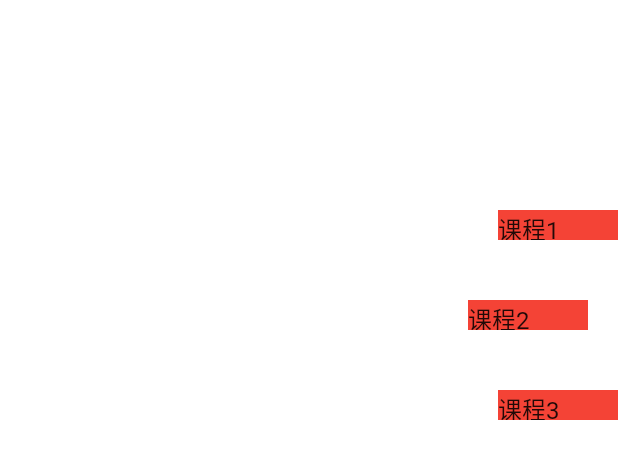
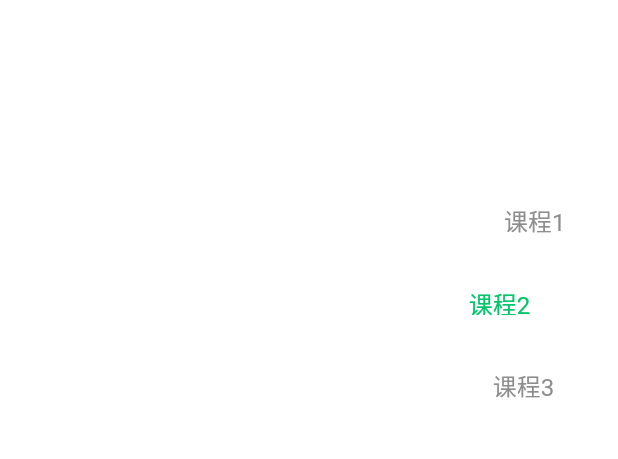
Before and after one commit to qq1057119720/flutter_fish_local, a Flutter app: the _Drag2 widget shown alone on an empty page, opened directly, on a phone screen of 412 x 824 dp. Shown: the top 459 px of the screen. Run offline on Flutter 3.47's test engine with Material 2 defaults, Android fonts, the phone set to English and light mode, and no system bars; our stand-ins replace shared_preferences, synchronized; missing offline and left inert: fish_redux; accounts and stored records are empty; statements that could not run were skipped.

Commit message:
2020年09月01日10:45:58

```diff
--- a/lib/pages/listview_page/view.dart
+++ b/lib/pages/listview_page/view.dart
@@ -123,6 +123,8 @@ return MediaQuery.of(ctx).size.height;
 }
 
 class _DragState2 extends State<_Drag2> with SingleTickerProviderStateMixin {
+  static double baseMargin=35;
+
   //Text 上下间距
   static double textMargin=0;
   //Text 高度
@@ -133,16 +135,18 @@ class _DragState2 extends State<_Drag2> with SingleTickerProviderStateMixin {
   static double radius=100;
 
   //text1 的坐标
-  double textTop1=radius-sqrt(radius*radius-textWidth*textWidth);
-  double textRight1=0;
+  double textTop1=baseMargin;
+  double textRight1=(sqrt(radius*radius-(radius-baseMargin)*(radius-baseMargin)))-80;
 
   //text2 的坐标
-  double textTop2=radius;
-  double textRight2=radius-textWidth;
+  double textTop2=baseMargin*2+20;
+  double textRight2=(sqrt(radius*radius-(radius-(baseMargin*2+20))*(radius-(baseMargin*2+20))))-80;
 
   //text3 的坐标
-  double textTop3=radius+sqrt(radius*radius-textWidth*textWidth);
-  double textRight3=0;
+  double textTop3=baseMargin*3+40;
+  double textRight3=(sqrt(radius*radius-(2*radius-(baseMargin*3+40))*
+      (2*radius-(baseMargin*3+40))))-80;
+
 
   double textTop4=radius*2;
   double textRight4=-textWidth;
@@ -162,12 +166,16 @@ class _DragState2 extends State<_Drag2> with SingleTickerProviderStateMixin {
     top=top-moveY;
     //如果此时top是0，则将Text移动到最低端
     if(top<=0){
-      top=radius*2;
+      top=radius*2+top+20;
     }
     return top;
   }
   double changeRight(double right,double top,double moveY){
     //需要判断是在上半区还是下半区
+
+    if(top>radius*2){
+      return -80;
+    }
 
     if(top<=radius){
       //上半区
@@ -187,7 +195,6 @@ class _DragState2 extends State<_Drag2> with SingleTickerProviderStateMixin {
       right=-80;
     }
 
-    println(right.toString()+"-------------");
     return right;
   }
 
@@ -211,9 +218,8 @@ class _DragState2 extends State<_Drag2> with SingleTickerProviderStateMixin {
               child: Container(
                 width: textWidth,
                 height: textHeight,
-                color: Colors.red,
                 margin: EdgeInsets.only(top: textMargin,bottom: textMargin),
-                child: Text("课程1",style: TextStyle(fontSize: 16),),
+                child: Text("课程1",style: TextStyle(fontSize: 16,color: textColor1),),
               ),
             ),
             Positioned(
@@ -222,9 +228,9 @@ class _DragState2 extends State<_Drag2> with SingleTickerProviderStateMixin {
               child: Container(
                 width: textWidth,
                 height: textHeight,
-                color: Colors.red,
                 margin: EdgeInsets.only(top: textMargin,bottom: textMargin),
-                child: Text("课程2",style: TextStyle(fontSize: 16),),
+                child: Text("课程2",style: TextStyle(fontSize: 16,color:
+                textColor2),),
               ),
             ),
             Positioned(
@@ -233,9 +239,9 @@ class _DragState2 extends State<_Drag2> with SingleTickerProviderStateMixin {
               child: Container(
                 width: textWidth,
                 height: textHeight,
-                color: Colors.red,
                 margin: EdgeInsets.only(top: textMargin,bottom: textMargin),
-                child: Text("课程3",style: TextStyle(fontSize: 16),),
+                child: Text("课程3",style: TextStyle(fontSize: 16,color:
+                textColor3),),
               ),
             ),
             Positioned(
@@ -244,9 +250,9 @@ class _DragState2 extends State<_Drag2> with SingleTickerProviderStateMixin {
               child: Container(
                 width: textWidth,
                 height: textHeight,
-                color: Colors.red,
                 margin: EdgeInsets.only(top: textMargin,bottom: textMargin),
-                child: Text("课程4",style: TextStyle(fontSize: 16),),
+                child: Text("课程4",style: TextStyle(fontSize: 16,color:
+                textColor4),),
               ),
             ),
           ],
@@ -268,39 +274,70 @@ class _DragState2 extends State<_Drag2> with SingleTickerProviderStateMixin {
           //移动的Y轴的距离，
           double moveY;
         if(downDetails.globalPosition.dy-e.globalPosition.dy>0){
-          moveY=(downDetails.globalPosition.dy-e.globalPosition.dy)%radius;
+          moveY=(downDetails.globalPosition.dy-e.globalPosition.dy);
         }else{
-          moveY=(e.globalPosition.dy-downDetails.globalPosition.dy)%radius;
+          moveY=(e.globalPosition.dy-downDetails.globalPosition.dy);
         }
 
 
 
           print("moveY：${moveY}");
           moveY=moveY*0.1;
+          print("最终移动距离：${moveY}");
           setState(() {
             /*
                 移动轨迹说明：
                 当right=textWidth时候，将该text放到最底部
                */
             if(moveY>0){
+              //根据顶部的来推算其他的
+              textTop1=changeTop(textTop1, moveY);
+
               textRight1=changeRight(textRight1, textTop1, moveY);
-              textTop1=changeTop(textTop1, moveY);
 
               if(textTop1>radius-20&&textTop1<radius+20){
                 textColor1= Color(0xff00C569);
               }else{
                 textColor1= Color(0xff8d8d8d);
               }
+
+
               println("text one "+textRight1.toString()+"---"+textTop1.toString());
+
+              textTop2=changeTop(textTop2, moveY);
               textRight2=changeRight(textRight2, textTop2, moveY);
-              textTop2=changeTop(textTop2, moveY);
+
+              if(textTop2>radius-20&&textTop2<radius+20){
+                textColor2= Color(0xff00C569);
+              }else{
+                textColor2= Color(0xff8d8d8d);
+              }
               println("text two "+textRight2.toString()+"---"+textTop2.toString());
+
+              textTop3=changeTop(textTop3, moveY);
               textRight3=changeRight(textRight3, textTop3, moveY);
-              textTop3=changeTop(textTop3, moveY);
+              if(textTop3>radius-20&&textTop3<radius+20){
+                textColor3= Color(0xff00C569);
+              }else{
+                textColor3= Color(0xff8d8d8d);
+              }
               println("text three "+textRight3.toString()+"---"+textTop3.toString());
+
+              textTop4=changeTop(textTop4, moveY);
               textRight4=changeRight(textRight4, textTop4, moveY);
-              textTop4=changeTop(textTop4, moveY);
+              if(textTop4>radius-20&&textTop4<radius+20){
+                textColor4= Color(0xff00C569);
+              }else{
+                textColor4= Color(0xff8d8d8d);
+              }
               println("text four "+textRight4.toString()+"---"+textTop4.toString());
+
+
+
+              println("text top change "+textTop1.toString()+"---"+textTop2
+                  .toString()+"---"+textTop3
+                  .toString()+"---"+textTop4
+                  .toString());
             }
 
 
```
